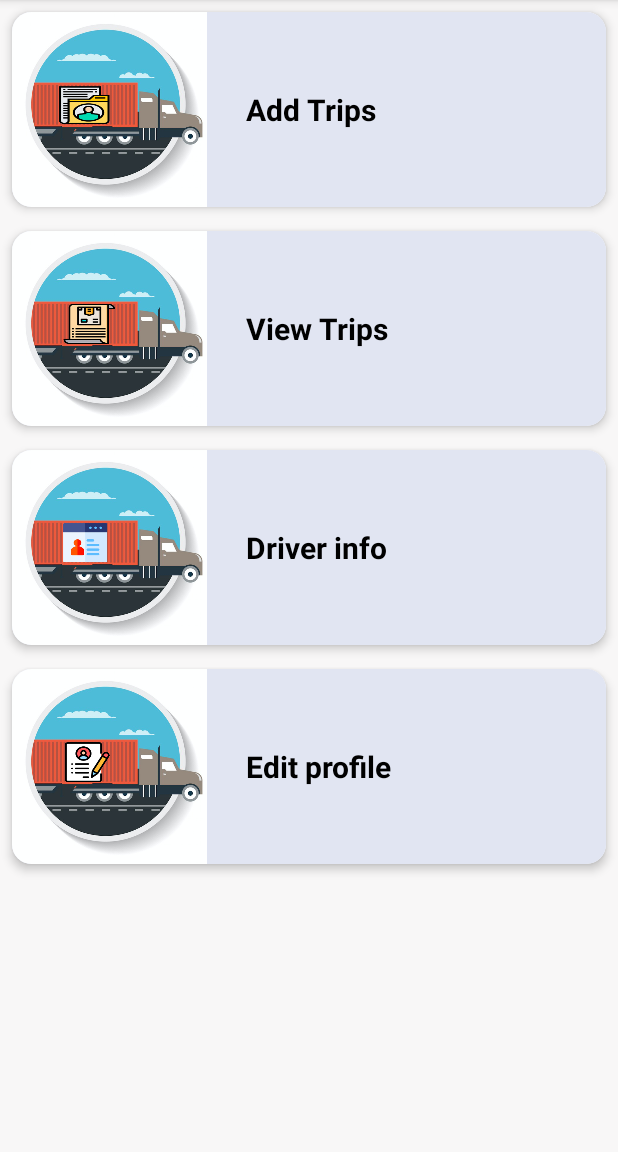
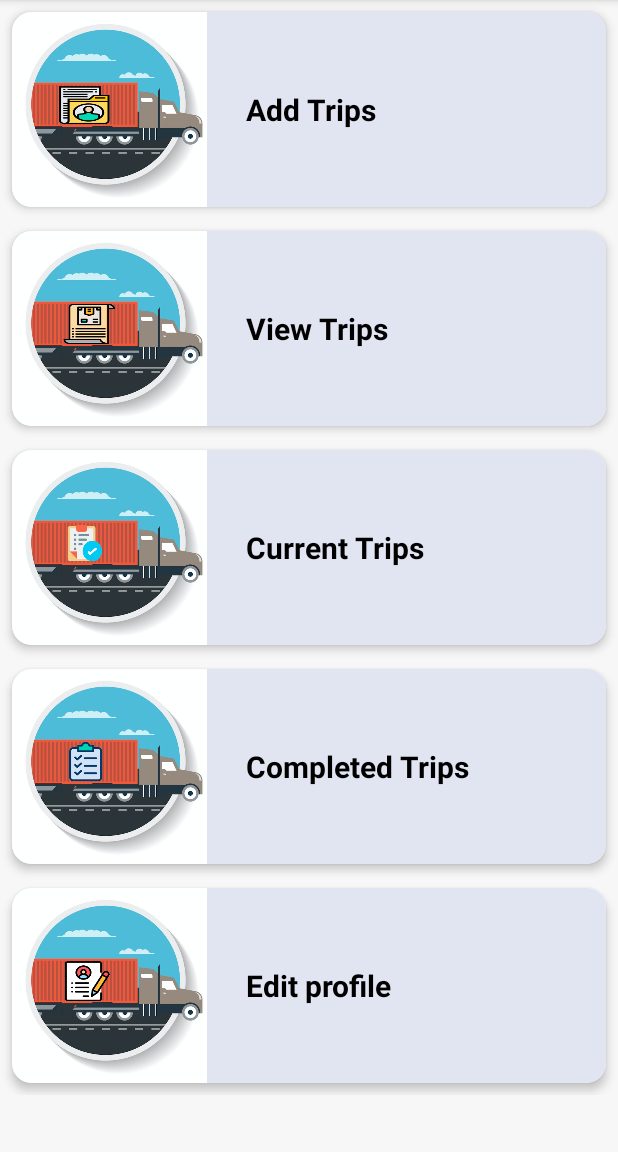
Before and after one commit to vrajeshhb/LogisticsCompanyApp_MAD319_team03, an Android app: the AdminDashboardActivity screen opened directly, with no data from a screen before it, on a phone screen of 412 x 824 dp, the part 84-1236 px from its top. Run offline under Robolectric (Android 15) with nearby library versions, the phone set to English and light mode, and no system bars; our stand-ins replace sdp/ssp sizes.

Commit message:
Add files via upload

```diff
--- a/LogisticsCompany/LogisticsCompany/app/src/main/res/layout/activity_admin_dashboard.xml
+++ b/LogisticsCompany/LogisticsCompany/app/src/main/res/layout/activity_admin_dashboard.xml
@@ -7,8 +7,11 @@
     android:layout_width="match_parent"
     android:layout_height="match_parent"
     android:background="#F8F7F7">
-
-    <RelativeLayout
+    <ScrollView
+        android:layout_width="match_parent"
+        android:layout_height="match_parent">
+    <LinearLayout
+        android:orientation="vertical"
         android:layout_width="match_parent"
         android:layout_height="match_parent"
         tools:context=".activities.MainActivity">
@@ -101,10 +104,101 @@
         </androidx.cardview.widget.CardView>
 
 
+        <androidx.cardview.widget.CardView
+            android:id="@+id/cdCurrentTrips"
+            android:layout_width="match_parent"
+            android:layout_height="wrap_content"
+            app:cardElevation="@dimen/_3sdp"
+            app:cardCornerRadius="@dimen/_10sdp"
+            android:layout_margin="@dimen/_6sdp"
+            app:cardBackgroundColor="#fff"
+            app:cardMaxElevation="12dp"
+            android:background="@color/whiteCardColor">
+
+
+            <LinearLayout
+                android:orientation="horizontal"
+                android:layout_width="match_parent"
+                android:layout_height="wrap_content"
+                android:background="@color/whiteCardColor">
+
+                <ImageView
+                    android:layout_width="@dimen/_100sdp"
+                    android:layout_height="@dimen/_100sdp"
+                    android:scaleType="fitXY"
+                    android:layout_gravity="center"
+                    android:src="@drawable/currenttrips" />
+
+                <TextView
+                    android:layout_width="wrap_content"
+                    android:layout_height="wrap_content"
+                    android:text="Current Trips"
+                    android:textColor="#000"
+                    android:layout_marginLeft="@dimen/_20sdp"
+                    android:layout_gravity="center"
+                    android:layout_marginTop="20dp"
+                    android:layout_marginBottom="20dp"
+                    android:textSize="20sp"
+                    android:textStyle="bold" />
+
+            </LinearLayout>
+
+
+
+
+        </androidx.cardview.widget.CardView>
+
+
+        <androidx.cardview.widget.CardView
+            android:id="@+id/cdCompletedTrips"
+            android:layout_below="@+id/cdCurrentTrips"
+            android:layout_width="match_parent"
+            android:layout_height="wrap_content"
+            app:cardElevation="@dimen/_3sdp"
+            app:cardCornerRadius="@dimen/_10sdp"
+            android:layout_margin="@dimen/_6sdp"
+            app:cardBackgroundColor="#fff"
+            app:cardMaxElevation="12dp"
+            android:background="@color/whiteCardColor">
+
+
+            <LinearLayout
+                android:orientation="horizontal"
+                android:layout_width="match_parent"
+                android:layout_height="wrap_content"
+                android:background="@color/whiteCardColor">
+
+                <ImageView
+                    android:layout_width="@dimen/_100sdp"
+                    android:layout_height="@dimen/_100sdp"
+                    android:scaleType="fitXY"
+                    android:layout_gravity="center"
+                    android:src="@drawable/comptrip" />
+
+                <TextView
+                    android:layout_width="wrap_content"
+                    android:layout_height="wrap_content"
+                    android:text="Completed Trips"
+                    android:textColor="#000"
+                    android:layout_marginLeft="@dimen/_20sdp"
+                    android:layout_gravity="center"
+                    android:layout_marginTop="20dp"
+                    android:layout_marginBottom="20dp"
+                    android:textSize="20sp"
+                    android:textStyle="bold" />
+
+
+            </LinearLayout>
+
+
+        </androidx.cardview.widget.CardView>
+
+
 
 
 
         <androidx.cardview.widget.CardView
+            android:visibility="gone"
             android:layout_below="@+id/cdViewTrip"
             android:id="@+id/driverinfo"
             android:layout_width="match_parent"
@@ -192,8 +286,8 @@
         </androidx.cardview.widget.CardView>
 
 
-    </RelativeLayout>
-
+    </LinearLayout>
+    </ScrollView>
     <com.google.android.material.navigation.NavigationView
         android:layout_width="wrap_content"
         android:layout_height="match_parent"
--- a/LogisticsCompany/LogisticsCompany/app/src/main/res/layout/activity_admin_login.xml
+++ b/LogisticsCompany/LogisticsCompany/app/src/main/res/layout/activity_admin_login.xml
@@ -99,7 +99,7 @@
 
 
             <TextView
-                android:id="@+id/progress"
+                android:id="@+id/tvForgotPassword"
                 android:layout_width="wrap_content"
                 android:layout_height="wrap_content"
                 android:layout_marginTop="8dp"
@@ -120,7 +120,7 @@
                 android:background="@drawable/button_design"
                 app:layout_constraintEnd_toEndOf="parent"
                 app:layout_constraintStart_toStartOf="parent"
-                app:layout_constraintTop_toBottomOf="@+id/progress" />
+                app:layout_constraintTop_toBottomOf="@+id/tvForgotPassword" />
 
             <TextView
                 android:id="@+id/signUpText"
```
